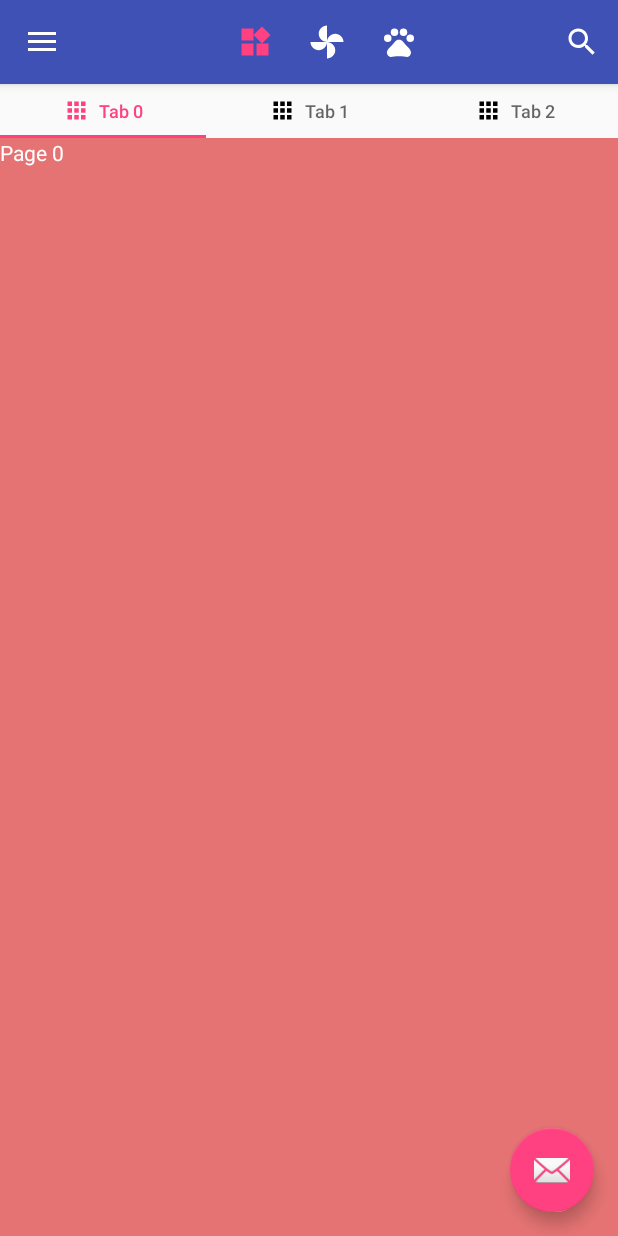
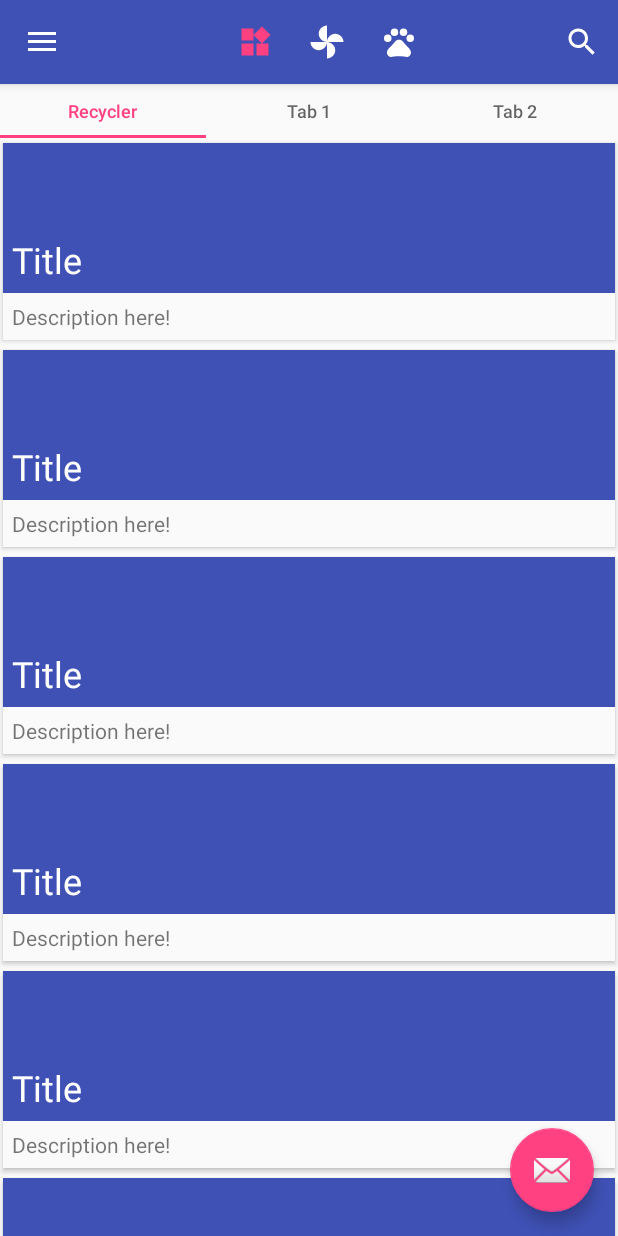
Before and after one commit to joinAero/DroidTurbo, an Android app: the screen it shows after launch (MainActivity), on a phone screen of 412 x 824 dp. Run offline under Robolectric (Android 15) with nearby library versions, the phone set to English and light mode, and no system bars.

Commit message:
add RecyclerView with CardView for first tab

```diff
--- a/app/build.gradle
+++ b/app/build.gradle
@@ -31,6 +31,7 @@ dependencies {
     compile 'com.android.support:appcompat-v7:23.1.1'
     compile 'com.android.support:design:23.1.1'
     compile 'com.android.support:support-v4:23.1.1'
+    compile 'com.android.support:cardview-v7:23.1.1'
     //compile 'com.android.support:multidex:1.0.1'
 }
 
--- /dev/null
+++ b/app/src/main/java/cc/cubone/turbo/base/BaseListFragment.java
@@ -0,0 +1,32 @@
+package cc.cubone.turbo.base;
+
+import android.os.Bundle;
+import android.support.annotation.Nullable;
+import android.support.v7.widget.RecyclerView;
+import android.view.LayoutInflater;
+import android.view.View;
+import android.view.ViewGroup;
+
+import cc.cubone.turbo.R;
+
+public class BaseListFragment extends BaseFragment {
+
+    public BaseListFragment() {
+    }
+
+    @Override
+    public View onCreateView(LayoutInflater inflater, ViewGroup container,
+                             Bundle savedInstanceState) {
+        return inflater.inflate(R.layout.fragment_list, container, false);
+    }
+
+    @Override
+    public void onViewCreated(View view, Bundle savedInstanceState) {
+        RecyclerView recycler = (RecyclerView) view.findViewById(R.id.recycler);
+        onLayoutCreated(recycler, savedInstanceState);
+    }
+
+    public void onLayoutCreated(RecyclerView recyclerView, @Nullable Bundle savedInstanceState) {
+    }
+
+}
--- /dev/null
+++ b/app/src/main/java/cc/cubone/turbo/ui/CardRecyclerViewAdapter.java
@@ -0,0 +1,34 @@
+package cc.cubone.turbo.ui;
+
+import android.content.Context;
+import android.support.v7.widget.RecyclerView;
+import android.view.LayoutInflater;
+import android.view.View;
+import android.view.ViewGroup;
+
+import cc.cubone.turbo.R;
+
+public abstract class CardRecyclerViewAdapter extends
+        RecyclerView.Adapter<CardRecyclerViewAdapter.ViewHolder> {
+
+    @Override
+    public ViewHolder onCreateViewHolder(ViewGroup parent, int viewType) {
+        Context context = parent.getContext();
+        LayoutInflater inflater = LayoutInflater.from(context);
+        View v = inflater.inflate(R.layout.item_card, parent, false);
+        return new ViewHolder(v);
+    }
+
+    @Override
+    public void onBindViewHolder(ViewHolder holder, int position) {
+    }
+
+    public static class ViewHolder extends RecyclerView.ViewHolder {
+
+        public ViewHolder(View itemView) {
+            super(itemView);
+        }
+
+    }
+
+}
--- a/app/src/main/java/cc/cubone/turbo/ui/support/SupportFragment.java
+++ b/app/src/main/java/cc/cubone/turbo/ui/support/SupportFragment.java
@@ -11,11 +11,11 @@ import android.support.v4.view.ViewPager;
 import cc.cubone.turbo.R;
 import cc.cubone.turbo.base.BaseTabFragment;
 import cc.cubone.turbo.test.TestFragment;
+import cc.cubone.turbo.ui.support.recycler.RecyclerFragment;
 import cc.cubone.turbo.view.TabFragmentPagerAdapter;
 
 import static cc.cubone.turbo.test.TestFragment.PINK;
 import static cc.cubone.turbo.test.TestFragment.PURPLE;
-import static cc.cubone.turbo.test.TestFragment.RED;
 
 /**
  * Fragment for practicing new APIs in support libraries.
@@ -65,7 +65,7 @@ public class SupportFragment extends BaseTabFragment {
         @Override
         public Fragment getItem(int position) {
             switch (position) {
-                case 0: return TestFragment.newInstance(0, RED);
+                case 0: return RecyclerFragment.newInstance();
                 case 1: return TestFragment.newInstance(1, PINK);
                 case 2: return TestFragment.newInstance(2, PURPLE);
                 default: return null;
@@ -73,13 +73,22 @@ public class SupportFragment extends BaseTabFragment {
         }
 
         @Override
+        public CharSequence getTabText(int position) {
+            switch (position) {
+                case 0: return "Recycler";
+                default: return "Tab " + position;
+            }
+        }
+
+        @Override
         public int getTabIcon(int position) {
-            switch (position) {
+            /*switch (position) {
                 case 0: return R.drawable.ic_apps;
                 case 1: return R.drawable.ic_apps;
                 case 2: return R.drawable.ic_apps;
                 default: return 0;
-            }
+            }*/
+            return 0;
         }
     }
 
--- /dev/null
+++ b/app/src/main/java/cc/cubone/turbo/ui/support/recycler/RecyclerFragment.java
@@ -0,0 +1,36 @@
+package cc.cubone.turbo.ui.support.recycler;
+
+import android.os.Bundle;
+import android.support.annotation.Nullable;
+import android.support.v7.widget.LinearLayoutManager;
+import android.support.v7.widget.RecyclerView;
+
+import cc.cubone.turbo.base.BaseListFragment;
+import cc.cubone.turbo.ui.CardRecyclerViewAdapter;
+
+public class RecyclerFragment extends BaseListFragment {
+
+    public RecyclerFragment() {
+    }
+
+    public static RecyclerFragment newInstance() {
+        return new RecyclerFragment();
+    }
+
+    @Override
+    public void onLayoutCreated(RecyclerView recyclerView, @Nullable Bundle savedInstanceState) {
+        RecyclerCardAdapter adapter = new RecyclerCardAdapter();
+        recyclerView.setAdapter(adapter);
+        recyclerView.setLayoutManager(new LinearLayoutManager(getActivity()));
+    }
+
+    public static class RecyclerCardAdapter extends CardRecyclerViewAdapter {
+
+        @Override
+        public int getItemCount() {
+            return 10;
+        }
+
+    }
+
+}
--- /dev/null
+++ b/app/src/main/res/layout/fragment_list.xml
@@ -0,0 +1,9 @@
+<?xml version="1.0" encoding="utf-8"?>
+<android.support.v7.widget.RecyclerView
+    xmlns:android="http://schemas.android.com/apk/res/android"
+    xmlns:tools="http://schemas.android.com/tools"
+    android:id="@+id/recycler"
+    android:layout_width="match_parent"
+    android:layout_height="match_parent"
+    android:scrollbars="none"
+    tools:context=".base.BaseListFragment" />
--- a/app/src/main/res/layout/fragment_tab.xml
+++ b/app/src/main/res/layout/fragment_tab.xml
@@ -2,8 +2,8 @@
     xmlns:tools="http://schemas.android.com/tools"
     android:layout_width="match_parent"
     android:layout_height="match_parent"
-    tools:context=".ui.support.SupportFragment"
-    android:orientation="vertical">
+    android:orientation="vertical"
+    tools:context=".base.BaseTabFragment">
 
     <android.support.design.widget.TabLayout
         style="@style/AppTheme.TabLayout"
--- /dev/null
+++ b/app/src/main/res/layout/item_card.xml
@@ -0,0 +1,47 @@
+<?xml version="1.0" encoding="utf-8"?>
+<android.support.v7.widget.CardView
+    xmlns:card_view="http://schemas.android.com/apk/res-auto"
+    xmlns:android="http://schemas.android.com/apk/res/android"
+    android:layout_width="match_parent"
+    android:layout_height="wrap_content"
+    android:clickable="true"
+    android:foreground="?android:attr/selectableItemBackground"
+    card_view:cardBackgroundColor="?android:attr/colorBackground"
+    card_view:cardCornerRadius="0dp"
+    card_view:cardPreventCornerOverlap="true"
+    card_view:cardUseCompatPadding="true">
+
+    <RelativeLayout
+        android:layout_width="match_parent"
+        android:layout_height="wrap_content">
+
+        <ImageView
+            android:id="@+id/image"
+            android:layout_width="match_parent"
+            android:layout_height="100dp"
+            android:layout_gravity="top"
+            android:background="@color/colorPrimary" />
+
+        <TextView
+            android:id="@+id/title"
+            android:layout_width="match_parent"
+            android:layout_height="wrap_content"
+            android:layout_alignBottom="@+id/image"
+            android:padding="6dp"
+            android:textColor="@android:color/white"
+            android:textSize="24sp"
+            android:ellipsize="end"
+            android:text="Title" />
+
+        <TextView
+            android:id="@+id/desc"
+            android:layout_width="match_parent"
+            android:layout_height="wrap_content"
+            android:layout_below="@+id/image"
+            android:layout_gravity="bottom"
+            android:padding="6dp"
+            android:text="Description here!" />
+
+    </RelativeLayout>
+
+</android.support.v7.widget.CardView>
```
Also changed, not shown: 1 other file.
